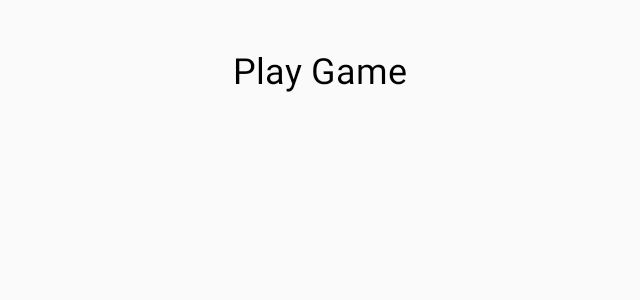
After one commit to dignified-farkle-coders/dignified-farkle-client, an Android app: the PlayGameActivity screen opened directly, with no data from a screen before it, on a phone screen of 824 x 412 dp (held sideways). The commit adds this screen. Shown: the top 300 px of the screen, without its empty margins (298-938 px from the left). Run offline under Robolectric (Android 15) with nearby library versions, the phone set to English and light mode, and no system bars.

Commit message:
Play Game button goes to pages

```diff
--- /dev/null
+++ b/app/src/main/java/io/farkle/dignified_farkle_client/PlayGameActivity.java
@@ -0,0 +1,20 @@
+package io.farkle.dignified_farkle_client;
+
+import android.view.LayoutInflater;
+import android.view.View;
+import android.view.View.OnClickListener;
+import android.view.ViewGroup;
+import android.widget.Button;
+import android.widget.TextView;
+import androidx.appcompat.app.AppCompatActivity;
+import android.os.Bundle;
+
+public class PlayGameActivity extends AppCompatActivity {
+
+  @Override
+  protected void onCreate(Bundle savedInstanceState) {
+    setContentView(R.layout.activity_play_game);
+    super.onCreate(savedInstanceState);
+  }
+
+}
--- a/app/src/main/java/io/farkle/dignified_farkle_client/ProfileActivity.java
+++ b/app/src/main/java/io/farkle/dignified_farkle_client/ProfileActivity.java
@@ -6,7 +6,7 @@ import android.os.Bundle;
 
 public class ProfileActivity extends AppCompatActivity {
 
-  private int points=5;
+  private int points = 5;
   private double winRatio = 0.363;
   private int highestPoint = 3450;
 
--- a/app/src/main/res/layout/activity_main.xml
+++ b/app/src/main/res/layout/activity_main.xml
@@ -8,7 +8,7 @@
   android:layout_height="match_parent"
   android:fitsSystemWindows="true"
   tools:context=".MainActivity"
-  android:background="@drawable/main_background">
+ >
 
   <com.google.android.material.appbar.AppBarLayout
     android:layout_width="wrap_content"
--- /dev/null
+++ b/app/src/main/res/layout/activity_play_game.xml
@@ -0,0 +1,19 @@
+<?xml version="1.0" encoding="utf-8"?>
+<androidx.constraintlayout.widget.ConstraintLayout
+  xmlns:android="http://schemas.android.com/apk/res/android"
+  xmlns:app="http://schemas.android.com/apk/res-auto"
+  android:orientation="vertical"
+  android:layout_width="match_parent"
+  android:layout_height="match_parent">
+Z
+  <TextView
+    android:layout_width="wrap_content"
+    android:layout_height="wrap_content"
+    android:text="Play Game"
+    app:layout_constraintTop_toTopOf="parent"
+    app:layout_constraintRight_toRightOf="parent"
+    app:layout_constraintLeft_toLeftOf="parent"
+    style="@style/Headers"/>
+
+
+</androidx.constraintlayout.widget.ConstraintLayout>
--- a/app/src/main/res/layout/activity_profile.xml
+++ b/app/src/main/res/layout/activity_profile.xml
@@ -6,7 +6,7 @@
   android:orientation="vertical"
   android:layout_width="match_parent"
   android:layout_height="match_parent"
-  android:background="@drawable/main_background">
+>
 
   <TextView
     android:id="@+id/user_name_text"
--- a/app/src/main/res/layout/fragment_start.xml
+++ b/app/src/main/res/layout/fragment_start.xml
@@ -50,7 +50,7 @@
     android:textStyle="italic"/>
 
   <Button
-    android:id="@+id/start_game"
+    android:id="@+id/play_button"
     android:layout_width="130dp"
     android:layout_height="60dp"
     app:layout_constraintBottom_toTopOf="@id/find_lobby"
```
Also changed, not shown: app/src/main/AndroidManifest.xml (+9 -5 lines), app/src/main/java/io/farkle/dignified_farkle_client/FragStart.java (+16 -3 lines), app/src/main/java/io/farkle/dignified_farkle_client/MainActivity.java (+15 -14 lines).
